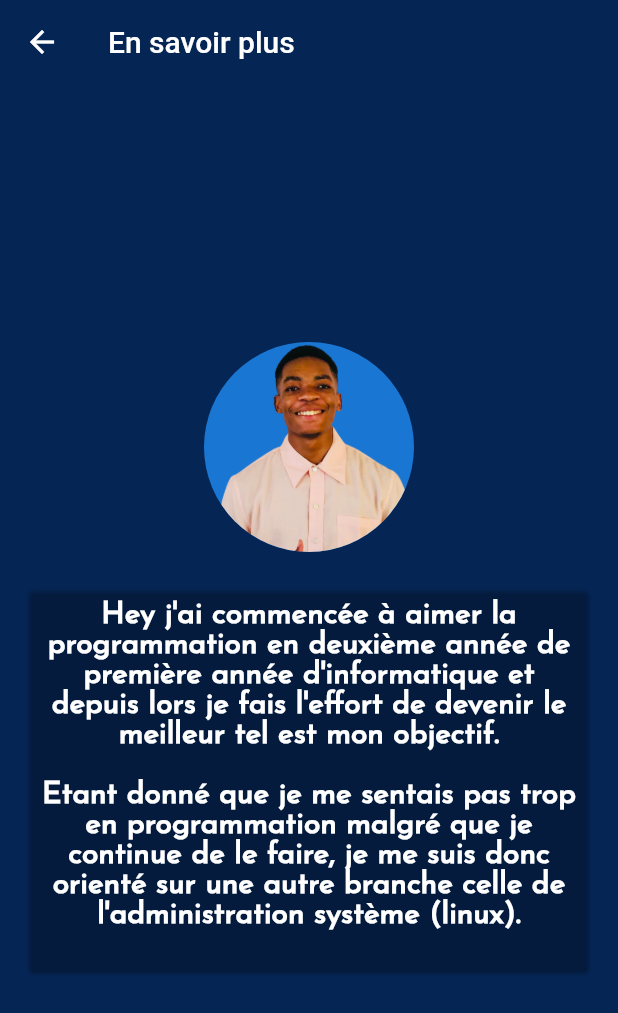
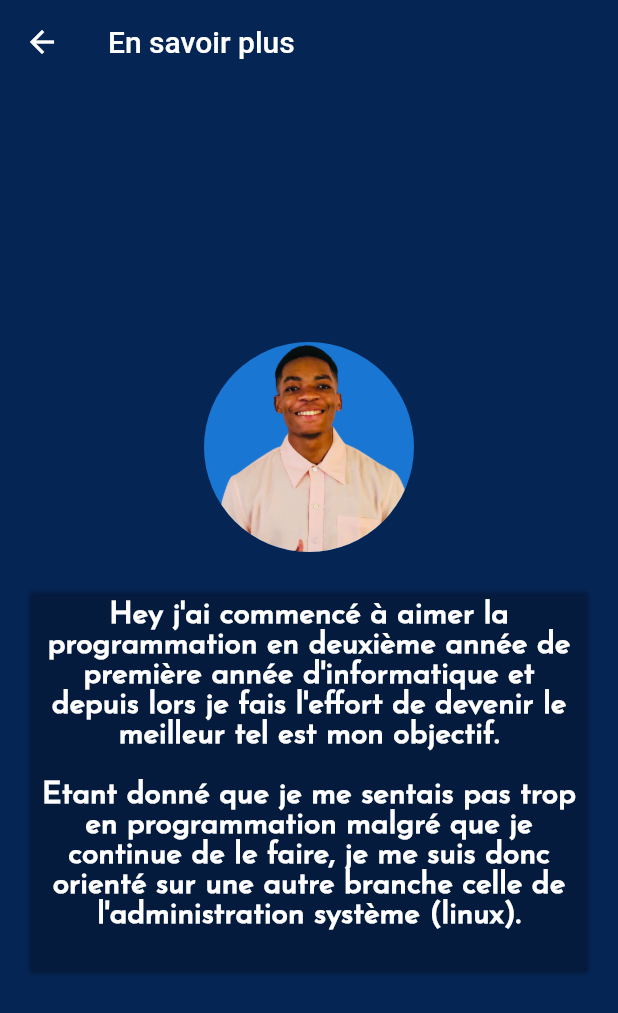
Before and after one commit to jognagram/ma_carte_de_visite, a Flutter app: the Details screen opened directly, on a phone screen of 412 x 824 dp. Shown: the top 1013 px of the screen. Run offline on Flutter 3.47's test engine with Material 2 defaults, Android fonts, the phone set to English and light mode, and no system bars.

Commit message:
MyCard
MyCard

```diff
--- a/lib/screens/details.dart
+++ b/lib/screens/details.dart
@@ -30,7 +30,7 @@ class Details extends StatelessWidget {
                 child: Padding(
                   padding: const EdgeInsets.all(8.0),
                   child: Text(
-                    'Hey j\'ai commencée à aimer la programmation en deuxième année de première année d\'informatique et depuis lors je fais l\'effort de devenir le meilleur tel est mon objectif.\n\n'
+                    'Hey j\'ai commencé à aimer la programmation en deuxième année de première année d\'informatique et depuis lors je fais l\'effort de devenir le meilleur tel est mon objectif.\n\n'
                     'Etant donné que je me sentais pas trop en programmation malgré que je continue de le faire, je me suis donc orienté sur une autre branche celle de l\'administration système (linux).\n',
                     textAlign: TextAlign.center,
                     style: TextStyle(
```
